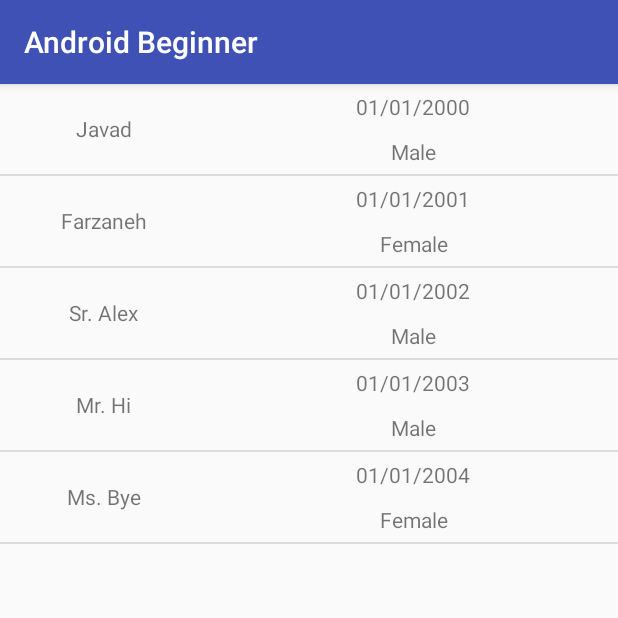
After one commit to jalizadeh/AndroidBeginner, an Android app: the ListViewActivity screen opened directly, with no data from a screen before it, on a phone screen of 412 x 824 dp, the top half of it. The commit adds this screen. Run offline under Robolectric (Android 15) with nearby library versions, the phone set to English and light mode, and no system bars.

Commit message:
Custom ListView

```diff
--- a/app/src/main/AndroidManifest.xml
+++ b/app/src/main/AndroidManifest.xml
@@ -16,10 +16,8 @@
                 <category android:name="android.intent.category.LAUNCHER" />
             </intent-filter>
         </activity>
-        <activity
-            android:name=".SecondActivity"
-            android:label="@string/title_activity_second"
-            android:theme="@style/AppTheme.NoActionBar"></activity>
+        <activity android:name=".SecondActivity" />
+        <activity android:name=".ListViewActivity"></activity>
     </application>
 
 </manifest>
--- /dev/null
+++ b/app/src/main/java/jalizadeh/com/androidbeginner/ListViewActivity.java
@@ -0,0 +1,34 @@
+package jalizadeh.com.androidbeginner;
+
+import android.support.v7.app.AppCompatActivity;
+import android.os.Bundle;
+import android.widget.ArrayAdapter;
+
+import java.util.ArrayList;
+import android.widget.ListView;
+
+//video #8
+public class ListViewActivity extends AppCompatActivity {
+
+    private static final String TAG = "ListView";
+
+    @Override
+    protected void onCreate(Bundle savedInstanceState) {
+        super.onCreate(savedInstanceState);
+        setContentView(R.layout.activity_list_view);
+
+        ListView lv = (ListView) findViewById(R.id.lvListView);
+
+        ArrayList<Person> persons = new ArrayList<>();
+        persons.add(new Person("Javad", "01/01/2000","Male"));
+        persons.add(new Person("Farzaneh", "01/01/2001","Female"));
+        persons.add(new Person("Sr. Alex", "01/01/2002","Male"));
+        persons.add(new Person("Mr. Hi", "01/01/2003","Male"));
+        persons.add(new Person("Ms. Bye", "01/01/2004","Female"));
+
+        //my own adapter
+        PersonArrayAdapter adapter =
+                new PersonArrayAdapter(this, R.layout.my_list_custom_adapter_layout, persons);
+        lv.setAdapter(adapter);
+    }
+}
--- a/app/src/main/java/jalizadeh/com/androidbeginner/MainActivity.java
+++ b/app/src/main/java/jalizadeh/com/androidbeginner/MainActivity.java
@@ -105,6 +105,18 @@ public class MainActivity extends AppCompatActivity {
         list.setAdapter(adapter);
 
 
+
+
+        //video #8
+        //a button to switch to it`s activity
+        Button btnGoToVideo8 = (Button) findViewById(R.id.goToVideo8);
+        btnGoToVideo8.setOnClickListener(new View.OnClickListener() {
+            @Override
+            public void onClick(View view) {
+                Intent intent = new Intent(MainActivity.this, ListViewActivity.class);
+                startActivity(intent);
+            }
+        });
     }
 
 
--- /dev/null
+++ b/app/src/main/java/jalizadeh/com/androidbeginner/Person.java
@@ -0,0 +1,43 @@
+package jalizadeh.com.androidbeginner;
+
+//video #8
+
+/**
+ * this class will hold the data of each Person in the list
+ */
+public class Person {
+    private String name;
+    private String birthday;
+    private String gender;
+
+    public Person(String name, String birthday, String gender) {
+        this.name = name;
+        this.birthday = birthday;
+        this.gender = gender;
+    }
+
+    public String getName() {
+        return name;
+    }
+
+    public void setName(String name) {
+        this.name = name;
+    }
+
+    public String getBirthday() {
+        return birthday;
+    }
+
+    public void setBirthday(String birthday) {
+        this.birthday = birthday;
+    }
+
+    public String getGender() {
+        return gender;
+    }
+
+    public void setGender(String gender) {
+        this.gender = gender;
+    }
+
+}
--- /dev/null
+++ b/app/src/main/java/jalizadeh/com/androidbeginner/PersonArrayAdapter.java
@@ -0,0 +1,64 @@
+package jalizadeh.com.androidbeginner;
+
+import android.content.Context;
+import android.support.annotation.NonNull;
+import android.support.annotation.Nullable;
+import android.text.Layout;
+import android.view.LayoutInflater;
+import android.view.View;
+import android.view.ViewGroup;
+import android.widget.ArrayAdapter;
+import android.widget.TextView;
+
+import java.util.ArrayList;
+import java.util.List;
+
+//video #8
+public class PersonArrayAdapter extends ArrayAdapter<Person>{
+    private static final String TAG = "PersonArrayAdapter";
+    private Context mContext;
+    private int mResource;
+    //press ctrl+o and choose this constructor
+    public PersonArrayAdapter(@NonNull Context context, int resource, @NonNull ArrayList<Person> objects) {
+        super(context, resource, objects);
+        mContext = context;
+        mResource = resource;
+    }
+
+    /**
+     * press ctrl+o , then write "getView", then choose it
+     *
+     * @param position
+     * @param convertView
+     * @param parent
+     * @return
+     */
+    @NonNull
+    @Override
+    public View getView(int position, @Nullable View convertView, @NonNull ViewGroup parent) {
+        //I dont need it
+        //return super.getView(position, convertView, parent);
+
+        //get the person data
+        String name = getItem(position).getName();
+        String birhday = getItem(position).getBirthday();
+        String gender = getItem(position).getGender();
+
+        //create a person object
+        //I dont know why Mitchel did it :|
+        Person person = new Person(name, birhday, gender);
+
+        LayoutInflater inflater = LayoutInflater.from(mContext);
+        convertView = inflater.inflate(mResource, parent, false);
+
+        TextView tvName = (TextView) convertView.findViewById(R.id.tv1List);
+        TextView tvBirthday = (TextView) convertView.findViewById(R.id.tv2List);
+        TextView tvGender = (TextView) convertView.findViewById(R.id.tv3List);
+
+        tvName.setText(name);
+        tvBirthday.setText(birhday);
+        tvGender.setText(gender);
+
+        return convertView;
+    }
+}
--- /dev/null
+++ b/app/src/main/res/layout/activity_list_view.xml
@@ -0,0 +1,14 @@
+<?xml version="1.0" encoding="utf-8"?>
+<LinearLayout xmlns:android="http://schemas.android.com/apk/res/android"
+    android:layout_width="match_parent"
+    android:layout_height="match_parent"
+    xmlns:tools="http://schemas.android.com/tools"
+    tools:context=".ListViewActivity">
+
+    <ListView
+        android:layout_width="match_parent"
+        android:layout_height="match_parent"
+        android:id="@+id/lvListView">
+
+    </ListView>
+</LinearLayout>
--- a/app/src/main/res/layout/activity_main.xml
+++ b/app/src/main/res/layout/activity_main.xml
@@ -58,6 +58,15 @@
             android:layout_width="match_parent"
             android:layout_height="600dp"
             android:id="@+id/list1"/>
+
+
+        <!--video #8-->
+        <Button
+            android:layout_width="match_parent"
+            android:layout_height="wrap_content"
+            android:id="@+id/goToVideo8"
+            android:text="Go to Video #8"/>
+
     </LinearLayout>
 
 </ScrollView>
--- /dev/null
+++ b/app/src/main/res/layout/my_list_custom_adapter_layout.xml
@@ -0,0 +1,41 @@
+<?xml version="1.0" encoding="utf-8"?>
+<LinearLayout
+    xmlns:android="http://schemas.android.com/apk/res/android"
+    android:layout_width="match_parent"
+    android:layout_height="match_parent"
+    android:weightSum="100"
+    android:orientation="horizontal">
+
+    <TextView
+        android:layout_width="match_parent"
+        android:layout_height="60dp"
+        android:text="Text 1"
+        android:gravity="center"
+        android:textAlignment="center"
+        android:layout_weight="66.6"
+        android:id="@+id/tv1List"/>
+
+    <LinearLayout
+        android:layout_width="match_parent"
+        android:layout_height="wrap_content"
+        android:layout_weight="33.3"
+        android:orientation="vertical">
+
+        <TextView
+            android:layout_width="match_parent"
+            android:layout_height="30dp"
+            android:gravity="center"
+            android:id="@+id/tv2List"
+            android:text="Text 2"/>
+
+
+        <TextView
+            android:layout_width="match_parent"
+            android:layout_height="30dp"
+            android:gravity="center"
+            android:id="@+id/tv3List"
+            android:text="Text 2"/>
+
+    </LinearLayout>
+
+</LinearLayout>
```
